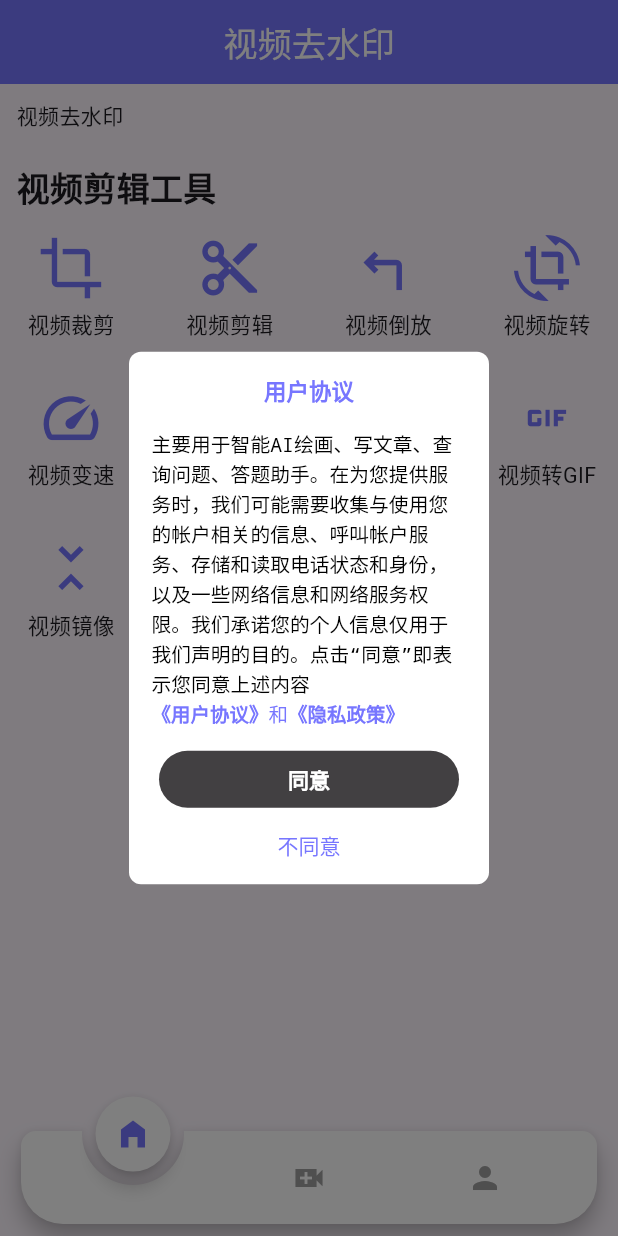
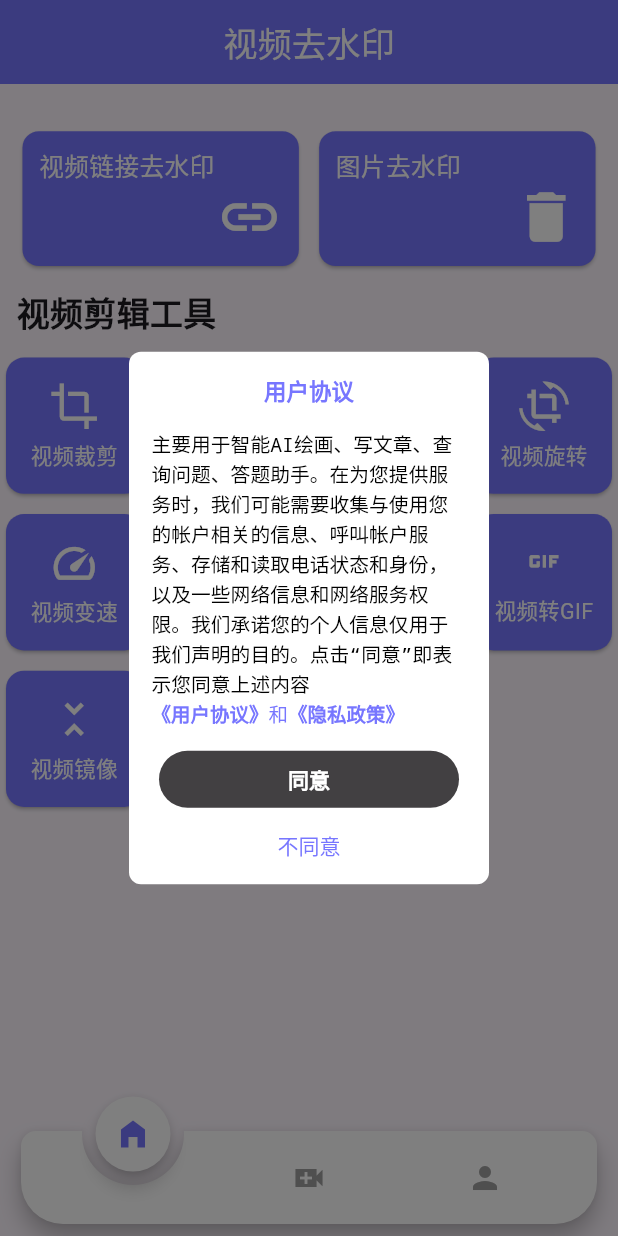
Before and after one commit to Cosyment/TubeSavely, a Flutter app: the screen it shows after launch, on a phone screen of 412 x 824 dp. Run offline on Flutter 3.47's test engine with Material 2 defaults, Android fonts, the phone set to English and light mode, and no system bars; drawn by our look-alikes of animated_notch_bottom_bar; our stand-ins replace cached_network_image, chewie, dio, flutter_screenutil, fluttertoast, image_gallery_saver and 10 more; missing offline and left inert: common_utils, dart:ffi, ffmpeg_kit_flutter, fraction, json2dart_safe, simple_database and 3 more.

Commit message:
1.首页布局样式修改；

```diff
--- a/lib/pages/home_page.dart
+++ b/lib/pages/home_page.dart
@@ -5,6 +5,8 @@ import 'package:flutter/material.dart';
 import 'package:flutter_screenutil/flutter_screenutil.dart';
 import 'package:wechat_assets_picker/wechat_assets_picker.dart';
 import '../utils/pub_method.dart';
+import 'scrawl/content_page.dart';
+import 'scrawl/scrawl_page.dart';
 import 'voide_parse_page.dart';
 
 class HomePage extends StatefulWidget {
@@ -45,18 +47,12 @@ class _HomePageState extends State<HomePage> {
       body: CustomScrollView(
         slivers: [
           SliverToBoxAdapter(
-            child: InkWell(
-              child: Container(
-                child: Padding(
-                  padding: EdgeInsets.all(20.w),
-                  child: Text('视频去水印'),
-                ),
-              ),
-              onTap: () {
-                Navigator.push(context,
-                    MaterialPageRoute(builder: (context) => VideoParePage()));
-              },
+            child: SizedBox(
+              height: 50.w,
             ),
+          ),
+          SliverToBoxAdapter(
+            child: widgetTop(context),
           ),
           SliverToBoxAdapter(
             child: Padding(
@@ -76,39 +72,133 @@ class _HomePageState extends State<HomePage> {
     );
   }
 
+  widgetTop(BuildContext context) {
+    return Row(
+      mainAxisAlignment: MainAxisAlignment.spaceEvenly,
+      children: [
+        SizedBox(width: 20.w),
+        Expanded(
+          child: Card(
+            elevation: 1,
+            clipBehavior: Clip.hardEdge,
+            color: primaryColor,
+            shape: RoundedRectangleBorder(
+              borderRadius: BorderRadius.all(Radius.circular(20.r)),
+            ),
+            child: InkWell(
+              splashColor: Colors.blue.withAlpha(30),
+              child: Container(
+                padding: EdgeInsets.all(20.w),
+                child: Column(
+                  crossAxisAlignment: CrossAxisAlignment.start,
+                  children: [
+                    Text(
+                      '视频链接去水印',
+                      style: TextStyle(
+                        color: Colors.white,
+                        fontSize: 30.sp,
+                      ),
+                    ),
+                    Align(
+                      alignment: Alignment.topRight,
+                      child: Icon(
+                        Icons.link,
+                        color: Colors.white,
+                        size: 80.w,
+                      ),
+                    ),
+                  ],
+                ),
+              ),
+              onTap: () {
+                Navigator.push(context,
+                    MaterialPageRoute(builder: (context) => VideoParePage()));
+              },
+            ),
+          ),
+        ),
+        SizedBox(width: 10.w),
+        Expanded(
+          child: Card(
+            elevation: 1,
+            clipBehavior: Clip.hardEdge,
+            color: primaryColor,
+            shape: RoundedRectangleBorder(
+              borderRadius: BorderRadius.all(Radius.circular(20.r)),
+            ),
+            child: InkWell(
+              splashColor: Colors.blue.withAlpha(30),
+              child: Container(
+                padding: EdgeInsets.all(20.w),
+                child: Column(
+                  crossAxisAlignment: CrossAxisAlignment.start,
+                  children: [
+                    Text(
+                      '图片去水印',
+                      style: TextStyle(
+                        color: Colors.white,
+                        fontSize: 30.sp,
+                      ),
+                    ),
+                    Align(
+                      alignment: Alignment.topRight,
+                      child: Icon(
+                        Icons.delete,
+                        color: Colors.white,
+                        size: 80.w,
+                      ),
+                    ),
+                  ],
+                ),
+              ),
+              onTap: () async {
+                List<AssetEntity>? result =
+                    await AssetPicker.pickAssets(context,
+                        pickerConfig: AssetPickerConfig(
+                          themeColor: primaryColor,
+                          maxAssets: 1,
+                          requestType: RequestType.image,
+                        ));
+                if (result != null) {
+                  var file2 = await result[0].file;
+                  Navigator.push(
+                      context,
+                      MaterialPageRoute(
+                          builder: (context) => ContentPage(
+                                cover: file2!,
+                              )));
+                }
+              },
+            ),
+          ),
+        ),
+        SizedBox(width: 20.w),
+      ],
+    );
+  }
+
   buildChildLayout() {
     return SliverGrid(
       gridDelegate: SliverGridDelegateWithMaxCrossAxisExtent(
         maxCrossAxisExtent: 200.w,
         mainAxisSpacing: 10.w,
-        crossAxisSpacing: 20.w,
+        crossAxisSpacing: 10.w,
         childAspectRatio: 1,
       ),
       delegate: SliverChildBuilderDelegate(
         (BuildContext context, int index) {
           var item = Constant.meList[index];
-          return InkWell(
-            onTap: () async {
-              List<AssetEntity>? result = await AssetPicker.pickAssets(context,
-                  pickerConfig: AssetPickerConfig(
-                    themeColor: primaryColor,
-                    maxAssets: 1,
-                    requestType: item['type'] as RequestType,
-                  ));
-              if (result != null) {
-                var file2 = await result[0].file;
-                Navigator.push(
-                    context,
-                    MaterialPageRoute(
-                        builder: (context) => VideoMontagePage(
-                              file: file2!,
-                              title: item['title'].toString(),
-                            )));
-              }
-            },
-            child: Container(
-              margin: EdgeInsets.all(10.w),
+          return Card(
+            elevation: 1,
+            clipBehavior: Clip.hardEdge,
+            color: primaryColor,
+            child: InkWell(
+              splashColor: Colors.blue.withAlpha(30),
+              onTap: () async {
+                await skipSelectPhoto(context, item);
+              },
               child: Column(
+                mainAxisAlignment: MainAxisAlignment.center,
                 children: [
                   // Image(
                   //   image: AssetImage("assets/images/${item['bg']}"),
@@ -118,14 +208,15 @@ class _HomePageState extends State<HomePage> {
                   // ),
                   Icon(
                     item['icon'] as IconData?,
-                    color: primaryColor,
-                    size: 80.w,
+                    color: Colors.white,
+                    size: 60.w,
                   ),
                   Padding(
                     padding: EdgeInsets.only(top: 10.w),
                     child: Text(
                       item['title'].toString(),
                       style: TextStyle(
+                        color: Colors.white,
                         fontSize: 26.sp,
                       ),
                     ),
@@ -139,4 +230,24 @@ class _HomePageState extends State<HomePage> {
       ),
     );
   }
+
+  Future<void> skipSelectPhoto(
+      BuildContext context, Map<String, Object> item) async {
+    List<AssetEntity>? result = await AssetPicker.pickAssets(context,
+        pickerConfig: AssetPickerConfig(
+          themeColor: primaryColor,
+          maxAssets: 1,
+          requestType: item['type'] as RequestType,
+        ));
+    if (result != null) {
+      var file2 = await result[0].file;
+      Navigator.push(
+          context,
+          MaterialPageRoute(
+              builder: (context) => VideoMontagePage(
+                    file: file2!,
+                    title: item['title'].toString(),
+                  )));
+    }
+  }
 }
--- a/lib/pages/mine_page.dart
+++ b/lib/pages/mine_page.dart
@@ -116,7 +116,8 @@ class _MinePageState extends State<MinePage> {
                   elevation: 5,
                   margin: EdgeInsets.fromLTRB(40.w, 30.w, 40.w, 0),
                   shadowColor: primaryColor,
-                  child: GestureDetector(
+                  clipBehavior: Clip.hardEdge,
+                  child: InkWell(
                     onTap: () {
                       onItemClick(item['type']);
                     },
```
Also changed, not shown: lib/pages/scrawl/content_page.dart (+16 -22 lines), lib/pages/scrawl/watermark_page.dart (+10 -6 lines), lib/pages/voide_parse_page.dart (+5 -4 lines).
